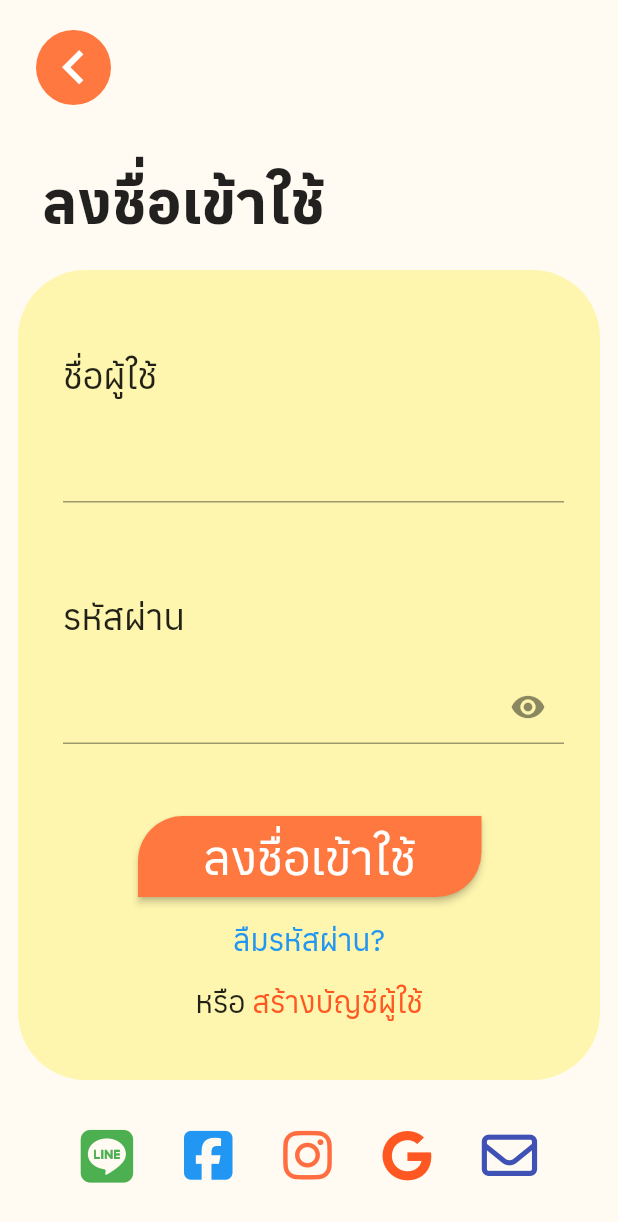
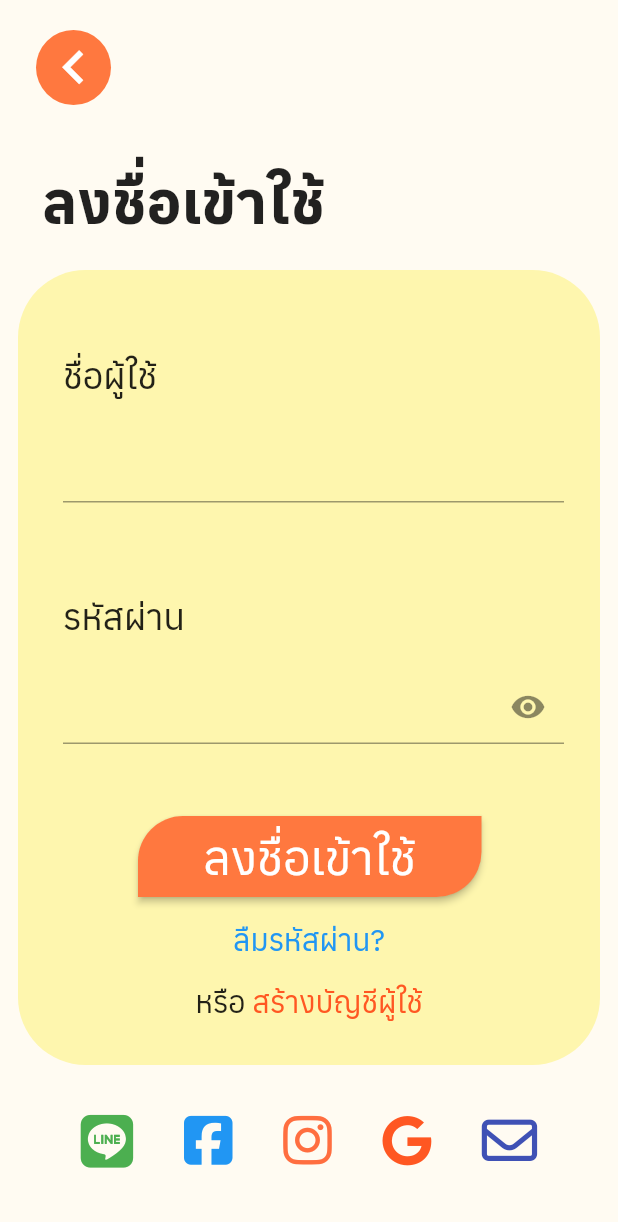
Before and after one commit to AINutritionProject/KinDeeUDee, a Flutter app: the LoginPage screen opened directly, on a phone screen of 412 x 824 dp. Shown: the top 1222 px of the screen. Run offline on Flutter 3.47's test engine with Material 2 defaults, Android fonts, the phone set to English and light mode, and no system bars; our stand-ins replace camera, cloud_firestore, csv, dotted_border, email_validator, firebase_auth and 7 more; accounts and stored records are empty; project files that could hold a hidden picture were left out.

Commit message:
login.dart use BoxConstraints instead of defining internal height

```diff
--- a/lib/pages/login.dart
+++ b/lib/pages/login.dart
@@ -133,7 +133,9 @@ class _LogInFormState extends State<LogInForm> {
             const SizedBox(
               height: 15,
             ),
-            Row(
+            Padding(
+              padding: const EdgeInsets.only(bottom: 30.0),
+              child: Row(
                 mainAxisAlignment: MainAxisAlignment.center,
                 children: [
                   const Text(
@@ -154,6 +156,7 @@ class _LogInFormState extends State<LogInForm> {
                     ),
                   )
                 ],
+              ),
             )
           ],
         ));
@@ -171,7 +174,11 @@ class _LoginPageState extends State<LoginPage> {
     return Scaffold(
         backgroundColor: const Color.fromRGBO(255, 251, 242, 1),
         body: SafeArea(
-          child: SingleChildScrollView(
+          child: LayoutBuilder(
+              builder: (BuildContext context, BoxConstraints constraints) {
+            return SingleChildScrollView(
+                child: ConstrainedBox(
+              constraints: BoxConstraints(minHeight: constraints.maxHeight),
               child: Column(
                 crossAxisAlignment: CrossAxisAlignment.start,
                 mainAxisAlignment: MainAxisAlignment.center,
@@ -187,7 +194,8 @@ class _LoginPageState extends State<LoginPage> {
                     padding: EdgeInsets.only(top: 38, left: 28),
                     child: Text(
                       "ลงชื่อเข้าใช้",
-                  style: TextStyle(fontWeight: FontWeight.w700, fontSize: 40),
+                      style:
+                          TextStyle(fontWeight: FontWeight.w700, fontSize: 40),
                     ),
                   ),
                   Padding(
@@ -195,7 +203,6 @@ class _LoginPageState extends State<LoginPage> {
                         left: 12, right: 12, top: 20, bottom: 22),
                     child: Container(
                       width: double.infinity,
-                  height: 540,
                       decoration: const BoxDecoration(
                           color: Color.fromRGBO(254, 246, 174, 1),
                           borderRadius: BorderRadius.all(Radius.circular(45))),
@@ -203,10 +210,10 @@ class _LoginPageState extends State<LoginPage> {
                     ),
                   ),
                   Padding(
-                padding: const EdgeInsets.only(bottom: 100),
+                    padding: const EdgeInsets.only(bottom: 40),
                     child: Container(
-                  margin:
-                      const EdgeInsets.symmetric(vertical: 10, horizontal: 20),
+                      margin: const EdgeInsets.symmetric(
+                          vertical: 10, horizontal: 20),
                       child: Row(
                         mainAxisAlignment: MainAxisAlignment.spaceEvenly,
                         mainAxisSize: MainAxisSize.max,
@@ -246,7 +253,9 @@ class _LoginPageState extends State<LoginPage> {
                     ),
                   )
                 ],
-          )),
+              ),
+            ));
+          }),
         ));
   }
 }
```
Lines whose indentation alone changed are shown as unchanged.
